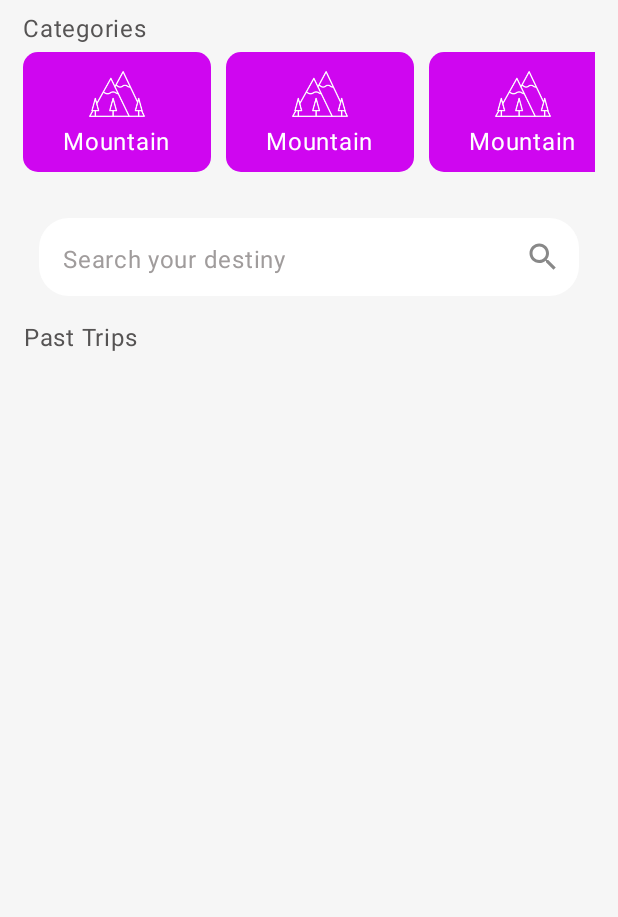
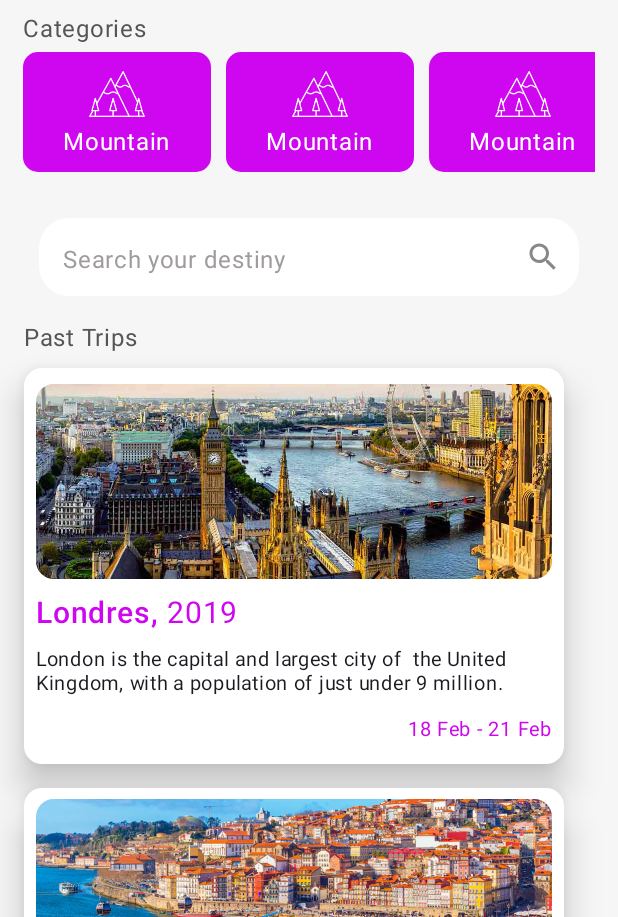
Before and after one commit to 4Mariza/DS1BIT_A_MYTRIPS, an Android app built with Jetpack Compose: the screen it shows after launch (MainActivity), on a phone screen of 412 x 824 dp, the part 319-1236 px from its top. Run offline under Robolectric (Android 15) with nearby library versions, the phone set to English and light mode, and no system bars.

Commit message:
lazy column com lista -  ok

```diff
--- a/app/src/main/java/br/senai/sp/jandira/mytrips/MainActivity.kt
+++ b/app/src/main/java/br/senai/sp/jandira/mytrips/MainActivity.kt
@@ -22,6 +22,7 @@ import androidx.compose.foundation.layout.width
 import androidx.compose.foundation.layout.wrapContentSize
 import androidx.compose.foundation.lazy.LazyColumn
 import androidx.compose.foundation.lazy.LazyRow
+import androidx.compose.foundation.lazy.items
 import androidx.compose.foundation.shape.CircleShape
 import androidx.compose.foundation.shape.RoundedCornerShape
 import androidx.compose.material.icons.Icons
@@ -481,75 +482,18 @@ fun SignUpLayout() {
     }
 }
 
-data class TripModel (val name: String,val img: Int, val year: Int, val description: String, val date: String)
+data class TripModel (val name: String,val img: Int, val year: String, val description: String, val date: String)
+    val tripsList = listOf(
+        TripModel("Londres", R.drawable.london,"2019" , "London is the capital and largest city of  the United Kingdom, with a population of just under 9 million.", "18 Feb - 21 Feb"),
+        TripModel("Porto", R.drawable.porto, "2022", "Porto is the second city in Portugal, the capital of the Oporto District, and one of the Iberian Peninsula`s major urban areas.", "18 Mar - 21 Apr")
+    )
+
+
 
 
 @Composable
-fun ListColumn(model: TripModel){
-    Card(
-        modifier = Modifier
-            .width(360.dp)
-            .height(280.dp)
-            .padding(vertical = 8.dp),
-        colors = CardDefaults.cardColors(
-            containerColor = Color.White
-        ),
-        elevation = CardDefaults.cardElevation(14.dp)
-    ) {
-        Column(modifier = Modifier
-            .fillMaxSize()
-            .padding(horizontal = 8.dp),
-            verticalArrangement = Arrangement.SpaceEvenly
-        )
-        {
-            Row (
-                modifier = Modifier
-                    .fillMaxWidth()
-                    .height(130.dp)
-            ){
-                Card {
-                    Image(
-                        painter = painterResource(id = model.img),
-                        contentDescription ="",
-                        contentScale = ContentScale.Crop
-                    )
-                }
-            }
-            Row (modifier = Modifier.fillMaxWidth()) {
-                Text(
-                    text = model.name+",",
-                    fontSize = 20.sp,
-                    fontWeight = FontWeight.SemiBold,
-                    color = Color(0xFFCF06F0)
-                )
-                Text(text = "ano")
-            }
-            Text(
-                text = model.description,
-                lineHeight = 16.sp,
-                fontSize = 13.sp
-            )
-            Row (
-                modifier = Modifier
-                    .fillMaxWidth(),
-                horizontalArrangement = Arrangement.End
-            ){
-                Text(
-                    text = model.date,
-                    color = Color(0xFFCF06F0),
-                    fontSize = 13.sp
-                )
-            }
-        }
-
-    }
-    val tripsList = mutableListOf<TripModel>()
-    tripsList.add(TripModel("Londres", R.drawable.london, 2019, "London is the capital and largest city of  the United Kingdom, with a population of just under 9 million.", "18 Feb - 21 Feb"))
-    tripsList.add(TripModel("Porto", R.drawable.porto, 2022, "Porto is the second city in Portugal, the capital of the Oporto District, and one of the Iberian Peninsula's major urban areas.", "18 Mar - 21 Apr"))
-}
-
-@Composable
 fun HomeLayout(){
+    Surface(modifier = Modifier.fillMaxSize()) {
         Column (
             modifier = Modifier
                 .fillMaxSize()
@@ -714,12 +658,78 @@ fun HomeLayout(){
                         color = Color(0xFF565454)
                     )
                 }
-            LazyColumn(){
+                LazyColumn(){ items(tripsList) {model ->
+                    Card(
+                        modifier = Modifier
+                            .width(360.dp)
+                            .height(280.dp)
+                            .padding(vertical = 8.dp),
+                        colors = CardDefaults.cardColors(
+                            containerColor = Color.White
+                        ),
+                        elevation = CardDefaults.cardElevation(14.dp)
+                    ) {
+                        Column(modifier = Modifier
+                            .fillMaxSize()
+                            .padding(horizontal = 8.dp),
+                            verticalArrangement = Arrangement.SpaceEvenly
+                        )
+                        {
+                            Row (
+                                modifier = Modifier
+                                    .fillMaxWidth()
+                                    .height(130.dp)
+                            ){
+                                Card {
+                                    Image(
+                                        painter = painterResource(id = model.img),
+                                        contentDescription ="",
+                                        contentScale = ContentScale.Crop
+                                    )
+                                }
+                            }
+                            Row (modifier = Modifier.fillMaxWidth()) {
+                                Text(
+                                    text = model.name+", ",
+                                    fontSize = 20.sp,
+                                    fontWeight = FontWeight.Medium,
+                                    color = Color(0xFFCF06F0)
+                                )
+                                Text(text = model.year,
+                                    fontSize = 20.sp,
+                                    fontWeight = FontWeight.Normal,
+                                    color = Color(0xFFCF06F0)
+                                )
+                            }
+                            Text(
+                                text = model.description,
+                                lineHeight = 16.sp,
+                                fontSize = 13.sp
+                            )
+                            Row (
+                                modifier = Modifier
+                                    .fillMaxWidth(),
+                                horizontalArrangement = Arrangement.End
+                            ){
+                                Text(
+                                    text = model.date,
+                                    color = Color(0xFFCF06F0),
+                                    fontSize = 13.sp
+                                )
+                            }
+                        }
+
+                    }
+                }
 
                 }
             }
         }
+
     }
+}
+
+
 
 //Card(
 //modifier = Modifier
```
Lines whose indentation alone changed are shown as unchanged.
